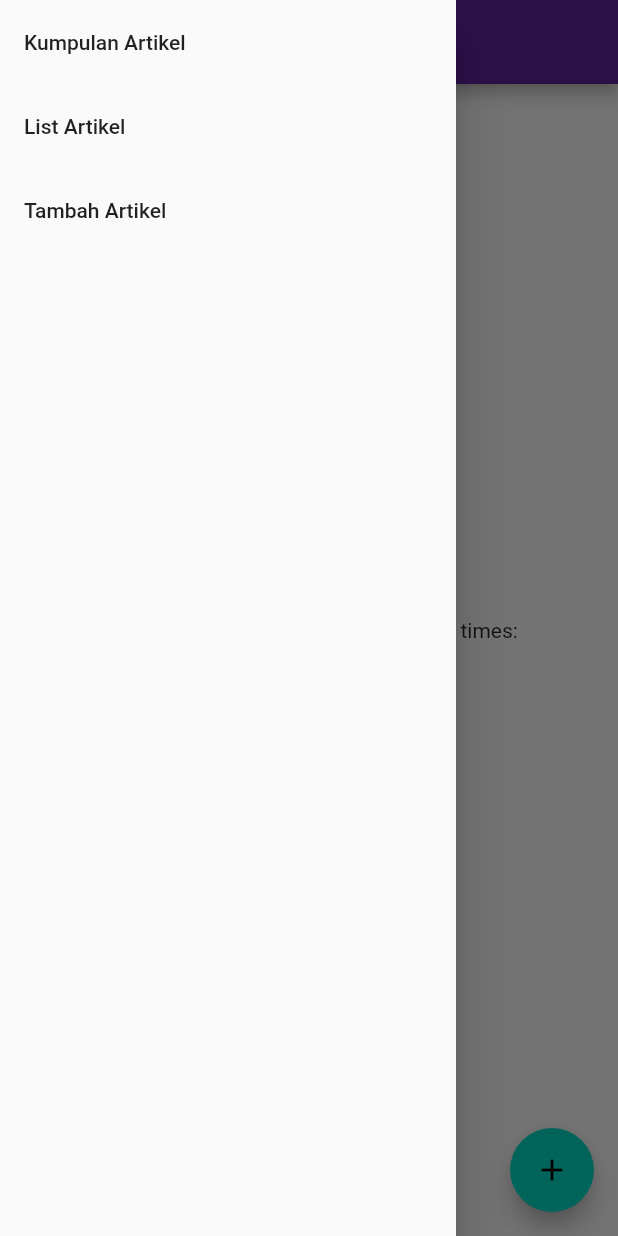
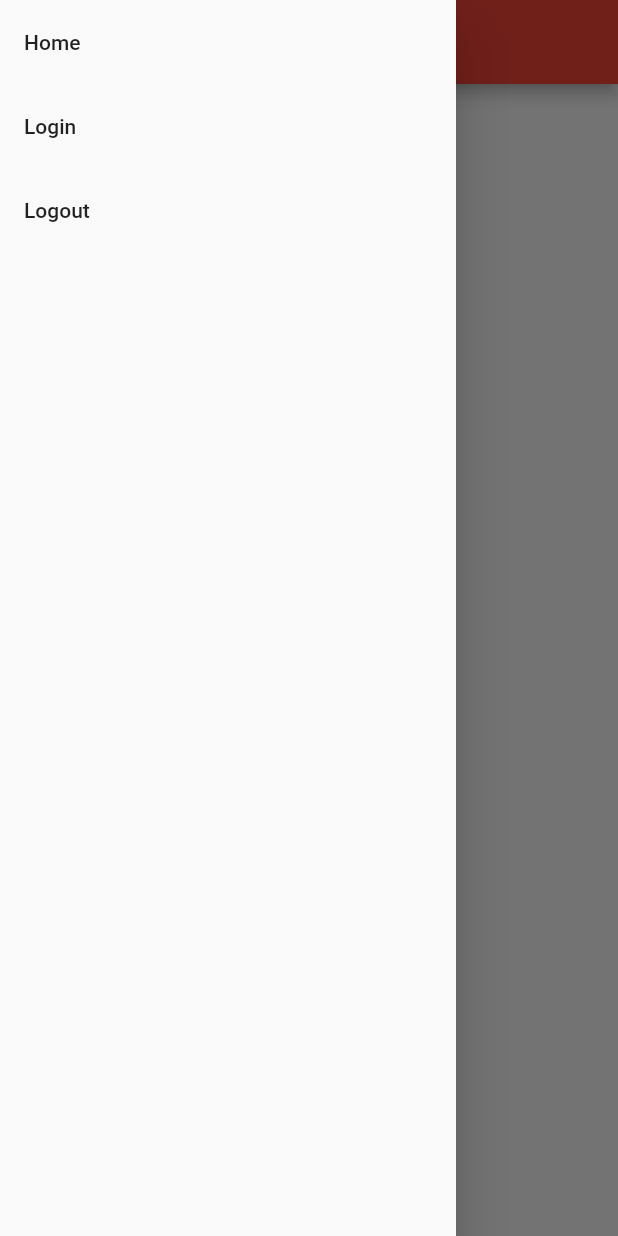
Before and after one commit to AdrianRamadhan27/mercatura_mobile, a Flutter app: the screen it shows after launch, with the side drawer open, on a phone screen of 412 x 824 dp. Run offline on Flutter 3.47's test engine with Material 2 defaults, Android fonts, the phone set to English and light mode, and no system bars; our stand-ins replace google_fonts; missing offline and left inert: pbp_django_auth.

Commit message:
add things

```diff
--- /dev/null
+++ b/lib/api/pengguna_api.dart
@@ -0,0 +1,7 @@
+import 'package:pbp_django_auth/pbp_django_auth.dart';
+
+import 'package:mercatura/config/api_config.dart';
+
+Future<dynamic> logout(CookieRequest request) async {
+  return await request.post("$apiUrl/auth/logout/", {});
+}
--- a/lib/artikel/models/article.dart
+++ b/lib/artikel/models/article.dart
@@ -1,5 +1,4 @@
 import 'dart:convert';
-import 'dart:developer';
 
 // List<Article> articleFromJson(String str) => List<Article>.from(json.decode(str).map((x) => Article.fromJson(x)));
 
--- /dev/null
+++ b/lib/config/api_config.dart
@@ -0,0 +1 @@
+const String apiUrl = "https://mercatura-id.up.railway.app";
--- /dev/null
+++ b/lib/custom_widgets/mydrawer.dart
@@ -0,0 +1,51 @@
+
+import 'package:flutter/material.dart';
+import 'package:mercatura/main.dart';
+import 'package:mercatura/pages/login_page.dart';
+import 'package:mercatura/api/pengguna_api.dart';
+import 'package:pbp_django_auth/pbp_django_auth.dart';
+import 'package:provider/provider.dart';
+
+
+class MyDrawer extends StatelessWidget {
+  const MyDrawer({super.key});
+
+  @override
+  Widget build(BuildContext context) {
+    final request = context.watch<CookieRequest>();
+    final scaffoldMessenger = ScaffoldMessenger.of(context);
+    // TODO: implement build
+    return Drawer(
+      child: Column(
+        children: [
+          // Menambahkan clickable menu
+          ListTile(
+            title: const Text('Home'),
+            onTap: () {
+              // Route menu ke halaman utama
+              Navigator.of(context).pushReplacementNamed("/home");
+            },
+          ),
+          ListTile(
+            title: const Text('Login'),
+            onTap: () {
+              // Route menu ke halaman utama
+              Navigator.of(context).pushReplacementNamed("/login");
+            },
+          ),
+          ListTile(
+            title: const Text('Logout'),
+            onTap: () {
+              // Route menu ke halaman utama
+              logout(request);
+              const snackBar = SnackBar(content: Text("Berhasil logout!"));
+              scaffoldMessenger.showSnackBar(snackBar);
+              Navigator.of(context).pushReplacementNamed("/login");
+
+            },
+          ),
+        ],
+      ),
+    );
+  }
+}
--- a/lib/main.dart
+++ b/lib/main.dart
@@ -5,81 +5,38 @@ import 'package:mercatura/artikel/pages/detail_article.dart';
 import 'artikel/widget/drawer.dart';
 import 'artikel/pages/discover_article.dart';
 
+import 'package:pbp_django_auth/pbp_django_auth.dart';
+import 'package:provider/provider.dart';
+import 'package:mercatura/pages/login_page.dart';
+import 'package:mercatura/pages/register_page.dart';
+import 'package:mercatura/pages/home_page.dart';
+
 void main() {
   runApp(const MyApp());
 }
 
 class MyApp extends StatelessWidget {
-  const MyApp({super.key});
+  const MyApp({Key? key}) : super(key: key);
 
-  // This widget is the root of your application.
   @override
   Widget build(BuildContext context) {
-    return MaterialApp(
-      title: 'Flutter Demo',
-      theme: ThemeData(
-        colorScheme: const ColorScheme.light(
-          primary: Color.fromRGBO(94, 35, 157, 1),
+    return Provider(
+      create: (_) {
+        CookieRequest request = CookieRequest();
+        return request;
+      },
+      child: MaterialApp(
+        title: 'Flutter App',
+        theme: ThemeData(
+          primarySwatch: Colors.red,
         ),
+        home: const HomePage(),
+        routes: {
+          "/home": (BuildContext context) => const HomePage(),
+          "/login": (BuildContext context) => const LoginPage(),
+          "/register": (BuildContext context) => const RegisterPage(),
+        },
       ),
-      home: const MyHomePage(title: 'Mercatura'),
-      routes: {
-        '/artikel': (context) => const ArticlePage(),
-        '/artikel/discover': (context) => const DiscoverPage(),
-        // '/artikel/create': (context) => const TambahArtikel(),
-        '/artikel/detail': (context) => const ArticleDetail()
-      }
     );
   }
 }
-
-class MyHomePage extends StatefulWidget {
-  const MyHomePage({super.key, required this.title});
-  final String title;
-
-  @override
-  State<MyHomePage> createState() => _MyHomePageState();
-}
-
-class _MyHomePageState extends State<MyHomePage> {
-  int _counter = 0;
-
-  void _incrementCounter() {
-    setState(() {
-      _counter++;
-    });
-  }
-
-  @override
-  Widget build(BuildContext context) {
-    return Scaffold(
-      appBar: AppBar(
-        title: Text(
-          widget.title,
-          style: GoogleFonts.poppins()
-        ),
-
-      ),
-      drawer: buildDrawer(context),
-      body: Center(
-        child: Column(
-          mainAxisAlignment: MainAxisAlignment.center,
-          children: <Widget>[
-            const Text(
-              'You have pushed the button this many times:',
-            ),
-            Text(
-              '$_counter',
-              style: Theme.of(context).textTheme.headline4,
-            ),
-          ],
-        ),
-      ),
-      floatingActionButton: FloatingActionButton(
-        onPressed: _incrementCounter,
-        tooltip: 'Increment',
-        child: const Icon(Icons.add),
-      ), // This trailing comma makes auto-formatting nicer for build methods.
-    );
-  }
-}
--- /dev/null
+++ b/lib/pages/home_page.dart
@@ -0,0 +1,43 @@
+import 'package:flutter/material.dart';
+import 'package:mercatura/custom_widgets/mydrawer.dart';
+
+class HomePage extends StatefulWidget {
+  const HomePage({super.key});
+
+  // This widget is the home page of your application. It is stateful, meaning
+  // that it has a State object (defined below) that contains fields that affect
+  // how it looks.
+
+  // This class is the configuration for the state. It holds the values (in this
+  // case the title) provided by the parent (in this case the App widget) and
+  // used by the build method of the State. Fields in a Widget subclass are
+  // always marked "final".
+
+
+  @override
+  State<HomePage> createState() => _MyHomePageState();
+}
+
+class _MyHomePageState extends State<HomePage> {
+
+  @override
+  Widget build(BuildContext context) {
+    return Scaffold(
+      appBar: AppBar(
+        title: const Text("Mercatura"),
+      ),
+      drawer: const MyDrawer(),
+      body: Center(
+        child: Column(
+          mainAxisAlignment: MainAxisAlignment.center,
+          children: <Widget>[
+            Text(
+              'Mercatura',
+              style: Theme.of(context).textTheme.headline4,
+            ),
+          ],
+        ),
+      ),
+    );
+  }
+}
--- a/pubspec.yaml
+++ b/pubspec.yaml
@@ -33,11 +33,14 @@ dependencies:
     sdk: flutter
 
 
+
   # The following adds the Cupertino Icons font to your application.
   # Use with the CupertinoIcons class for iOS style icons.
   cupertino_icons: ^1.0.2
   google_fonts: ^3.0.1
   intl: ^0.17.0
+  pbp_django_auth: ^0.2.2
+  provider: ^6.0.4
 
 dev_dependencies:
   flutter_test:
```
Also changed, not shown: lib/artikel/pages/create_article.dart (+16 -0 lines), lib/pages/login_page.dart (added, +168 -0 lines), lib/pages/register_page.dart (added, +202 -0 lines), pubspec.lock, 2 other files.
